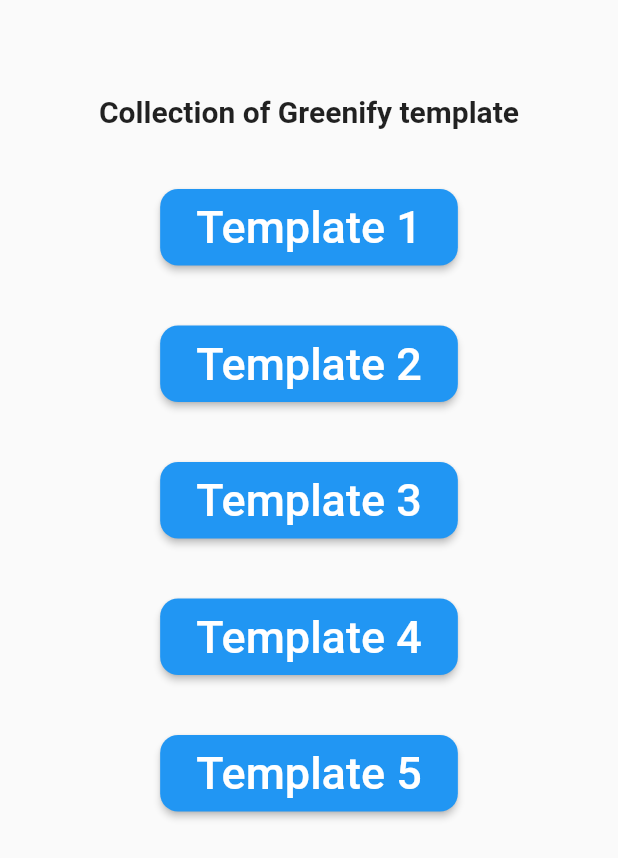
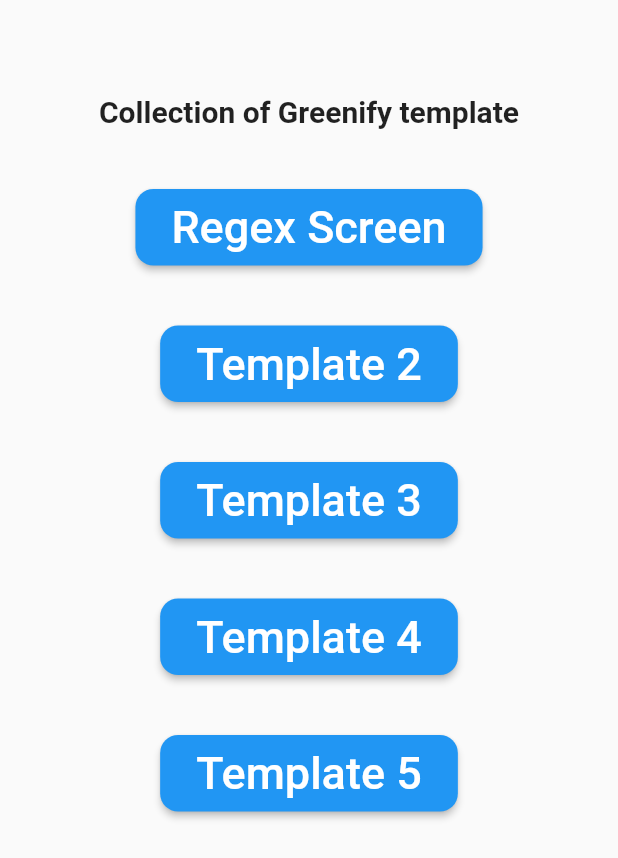
Before and after one commit to Nobi1202/Flutter-Training, a Flutter app: the screen it shows after launch, on a phone screen of 412 x 824 dp. Shown: the top 858 px of the screen. Run offline on Flutter 3.47's test engine with Material 2 defaults, Android fonts, the phone set to English and light mode, and no system bars.

Commit message:
regex task

```diff
--- a/lib/dev_ngoc_tan/main_screen.dart
+++ b/lib/dev_ngoc_tan/main_screen.dart
@@ -22,7 +22,7 @@ class MainScreen extends StatelessWidget {
                 style: TextStyle(fontSize: 20, fontWeight: FontWeight.w700),
               ),
               SizedBox(height: 40),
-              CustomButton(label: "Template 1"),
+              CustomButton(label: "Regex Screen"),
               SizedBox(height: 40),
               CustomButton(label: "Template 2"),
               SizedBox(height: 40),
```
